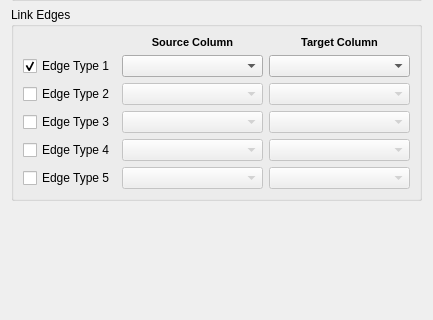
This is Plugins/TableToGraphPanel/TableToGraphPanel.ui in matthb2/ParaView-beforekitwareswtichedtogit as Qt 5 draws it before an edit; both pictures show x 0 to 433 and y 204 to 524 of the 433 by 524 pixel window. The edited form follows.
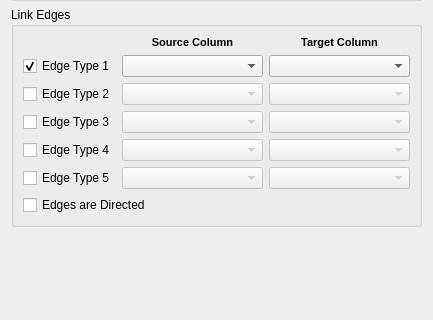
This is the edited form.

Commit message: ENH: Add directed flag to TableToGraph filter.

```diff
--- a/Plugins/TableToGraphPanel/TableToGraphPanel.ui
+++ b/Plugins/TableToGraphPanel/TableToGraphPanel.ui
@@ -413,6 +413,13 @@
         </property>
        </widget>
       </item>
+      <item row="6" column="0" colspan="3">
+       <widget class="QCheckBox" name="Directed">
+        <property name="text">
+         <string>Edges are Directed</string>
+        </property>
+       </widget>
+      </item>
      </layout>
     </widget>
    </item>
```
Left out of the diff: 353 changed lines with no effect on the pictures. The commit also changes 2 other files.
